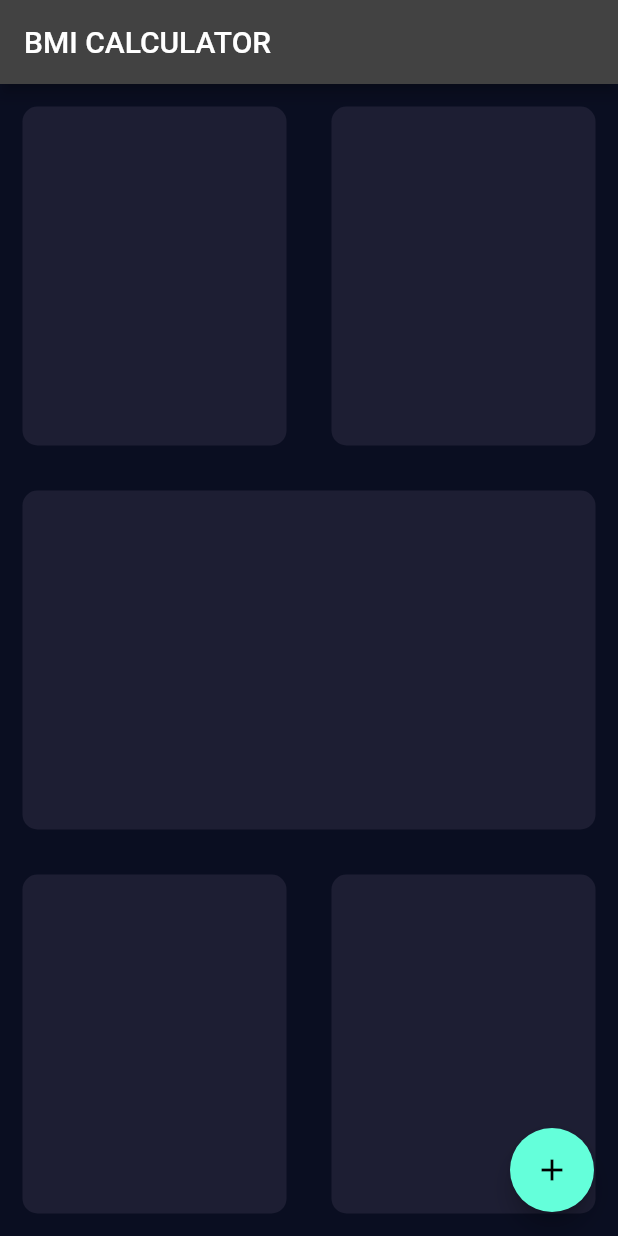
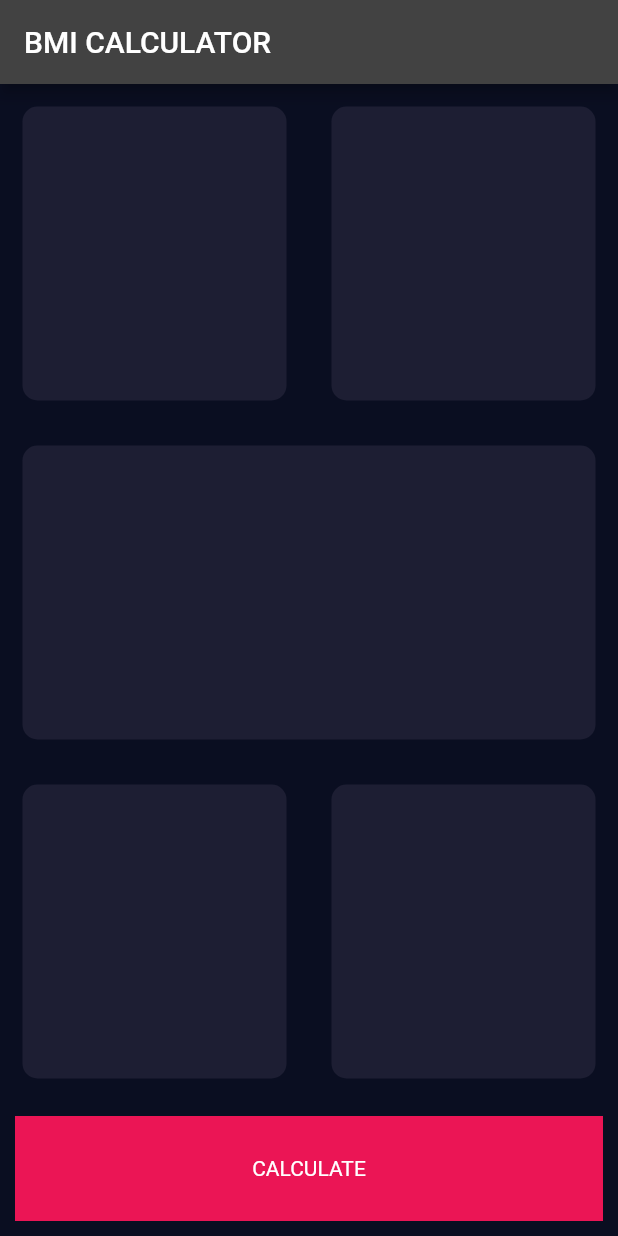
Before and after one commit to Chris-Eminence/BMI-Calculator, a Flutter app: the screen it shows after launch, on a phone screen of 412 x 824 dp. Run offline on Flutter 3.47's test engine with Material 2 defaults, Android fonts, the phone set to English and light mode, and no system bars.

Commit message:
added the bottom button

```diff
--- a/lib/input_page.dart
+++ b/lib/input_page.dart
@@ -1,3 +1,4 @@
+import 'package:flutter/cupertino.dart';
 import 'package:flutter/material.dart';
 
 class InputPage extends StatefulWidget {
@@ -51,11 +52,14 @@ class _InputPageState extends State<InputPage> {
               ],
             ),
           ),
+          Container(
+            color: const Color(0xFFEB1555),
+            margin: const EdgeInsets.all(10.0),
+            width: double.infinity,
+            height: 70.0,
+            child: const Center(child: Text('CALCULATE')),
+          ),
         ],
-      ),
-      floatingActionButton: FloatingActionButton(
-        onPressed: () {},
-        child: const Icon(Icons.add),
       ),
     );
   }
```
